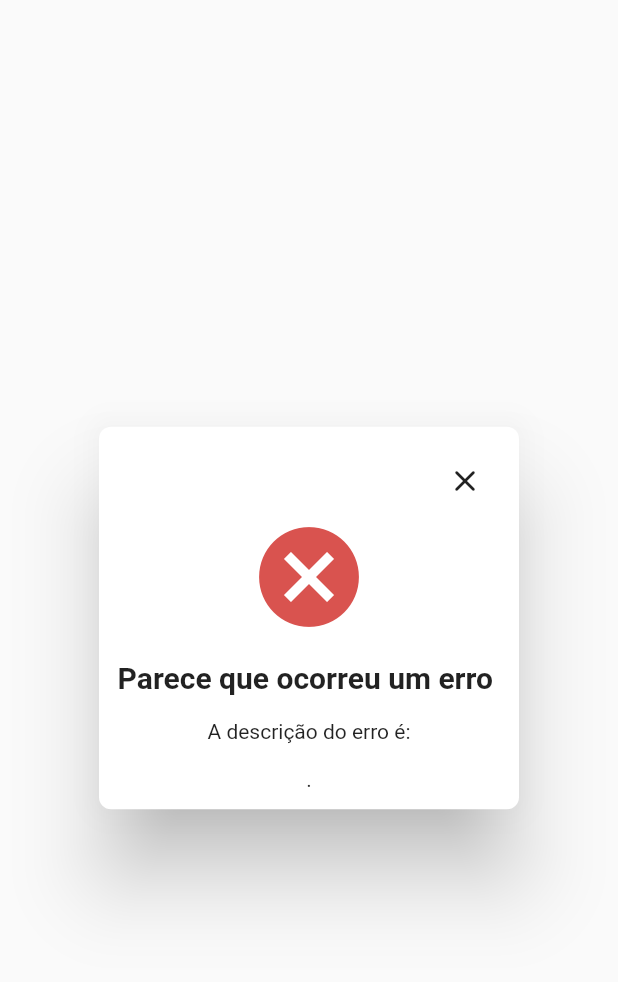
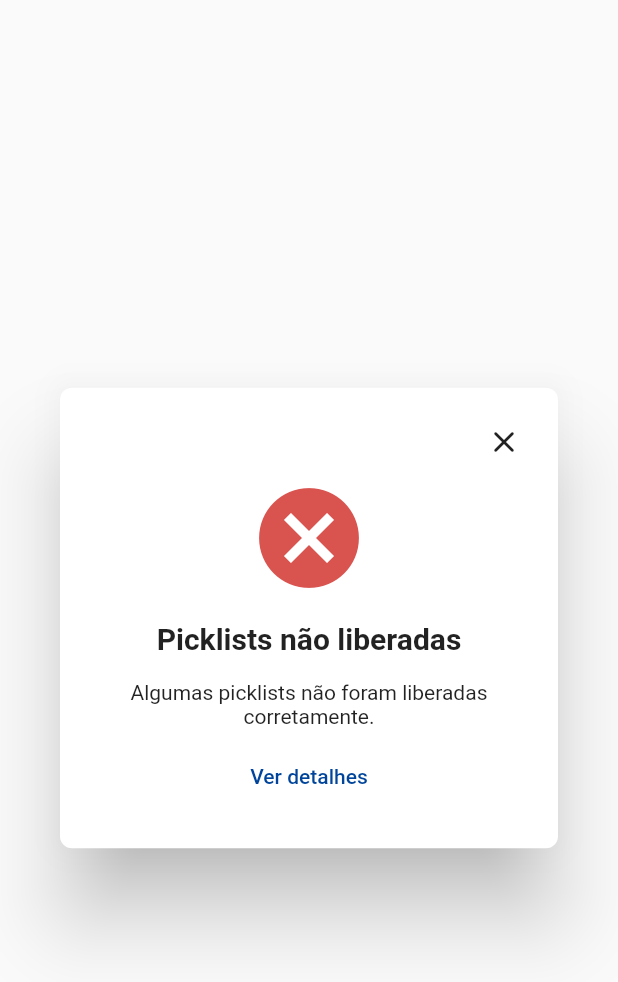
Before and after one commit to thiagodiascarvalho/picklists-ui, a Flutter app: the ErrorDialog widget shown alone on an empty page, opened directly with empty values, on a phone screen of 412 x 824 dp. Shown: the top 982 px of the screen. Run offline on Flutter 3.47's test engine with Material 2 defaults, Android fonts, the phone set to English and light mode, and no system bars; our stand-ins replace shimmer.

Commit message:
Adição da tela de erros de liberação

```diff
--- a/lib/components/dialogs/error_dialog.dart
+++ b/lib/components/dialogs/error_dialog.dart
@@ -1,16 +1,16 @@
 import 'package:flutter/material.dart';
+import 'package:picklist_ui/models/response_model.dart';
+import 'package:picklist_ui/screens/errors_page.dart';
 
 class ErrorDialog extends StatelessWidget {
-  const ErrorDialog(
-      {super.key, required this.codigoErro, required this.descricaoErro});
-
-  final String codigoErro;
-  final String descricaoErro;
+  const ErrorDialog({super.key, required this.list});
+  final MultiStatusResponse list;
 
   @override
   Widget build(BuildContext context) {
     return AlertDialog(
-      contentPadding: const EdgeInsets.all(12),
+      contentPadding:
+          const EdgeInsets.only(bottom: 24, left: 12, right: 12, top: 12),
       shape: RoundedRectangleBorder(borderRadius: BorderRadius.circular(8)),
       content: Column(
         mainAxisSize: MainAxisSize.min,
@@ -19,10 +19,11 @@ class ErrorDialog extends StatelessWidget {
             mainAxisAlignment: MainAxisAlignment.end,
             children: [
               IconButton(
-                  icon: const Icon(
-                    Icons.close_rounded,
-                  ),
-                  onPressed: () => Navigator.pop(context)),
+                icon: const Icon(
+                  Icons.close_rounded,
+                ),
+                onPressed: () => Navigator.pop(context),
+              ),
             ],
           ),
           const Icon(
@@ -30,18 +31,30 @@ class ErrorDialog extends StatelessWidget {
             size: 80,
             color: Color.fromARGB(255, 217, 83, 79),
           ),
-          Padding(
-            padding: const EdgeInsets.only(bottom: 16.0, top: 16.0),
+          const Padding(
+            padding: EdgeInsets.only(bottom: 16.0, top: 16.0),
             child: Text(
-              'Parece que ocorreu um erro $codigoErro',
-              style: const TextStyle(fontSize: 20, fontWeight: FontWeight.bold),
+              'Picklists não liberadas',
+              style: TextStyle(fontSize: 20, fontWeight: FontWeight.bold),
             ),
           ),
-          Text(
-            'A descrição do erro é:\n\n$descricaoErro.',
-            style: const TextStyle(fontSize: 14),
+          const Text(
+            'Algumas picklists não foram liberadas corretamente.',
+            style: TextStyle(fontSize: 14),
             textAlign: TextAlign.center,
           ),
+          Padding(
+            padding: const EdgeInsets.only(top: 8.0),
+            child: TextButton(
+                onPressed: () => Navigator.push(
+                      context,
+                      MaterialPageRoute(
+                          builder: (context) => ErrorsPage(
+                                list: list,
+                              )),
+                    ),
+                child: Text('Ver detalhes')),
+          )
         ],
       ),
     );
--- a/lib/components/picklist_item.dart
+++ b/lib/components/picklist_item.dart
@@ -1,6 +1,7 @@
 import 'package:flutter/material.dart';
 import 'package:picklist_ui/components/checkbox_controller.dart';
 import 'package:picklist_ui/models/picklist_model.dart';
+
 import 'package:intl/intl.dart';
 import 'package:picklist_ui/repositories/selected_picklists_repository.dart';
 
--- a/lib/http/http.dart
+++ b/lib/http/http.dart
@@ -1,7 +1,7 @@
 import 'dart:convert';
-
 import 'package:flutter/services.dart';
 import 'package:http/http.dart' as http;
+
 import 'package:http/retry.dart';
 import 'package:picklist_ui/models/response_model.dart';
 
@@ -13,7 +13,7 @@ class Http {
     final picklistUri = jsonMap.values.first;
     final Uri getUri = Uri.parse(picklistUri);
     final Map<String, String> headers = {
-      "Content-Type": 'application/josn',
+      "Content-Type": 'application/json',
     };
 
     final client = RetryClient(http.Client());
--- a/lib/main.dart
+++ b/lib/main.dart
@@ -1,4 +1,5 @@
 import 'package:flutter/material.dart';
+import 'package:picklist_ui/themes/picklist_theme.dart';
 
 import 'screens/pickList_page.dart';
 
@@ -12,7 +13,9 @@ class MyApp extends StatelessWidget {
   // This widget is the root of your application.
   @override
   Widget build(BuildContext context) {
-    return const MaterialApp(title: 'Liberação Picklist', home: PickListPage()
+    return MaterialApp(
+      title: 'Liberação Picklist', home: const PickListPage(),
+      theme: picklistTheme,
       // Builder(
       //     builder: (context) => LoginPage(
       //           accessGranted: () => goHomePage(context),
--- a/lib/models/response_model.dart
+++ b/lib/models/response_model.dart
@@ -35,9 +35,11 @@ class BodyModel {
   BodyModel({
     required this.message,
   });
-  late final String message;
+  late final String? message;
+  late final String? urlStatusEmissao;
 
   BodyModel.fromJson(Map<String, dynamic> json) {
     message = json['message'];
+    urlStatusEmissao = json['url_status_emissao'];
   }
 }
--- /dev/null
+++ b/lib/themes/picklist_theme.dart
@@ -0,0 +1,40 @@
+import 'package:flutter/material.dart';
+
+final ThemeData picklistTheme = ThemeData(
+    appBarTheme: const AppBarTheme(
+      backgroundColor: Colors.white,
+      titleTextStyle: TextStyle(
+        color: Color.fromARGB(255, 90, 90, 90),
+        fontWeight: FontWeight.bold,
+        fontSize: 24,
+      ),
+      iconTheme: IconThemeData(
+        color: Color.fromARGB(255, 90, 90, 90),
+      ),
+    ),
+    textButtonTheme: TextButtonThemeData(
+      style: ButtonStyle(
+        foregroundColor: MaterialStateProperty.all<Color>(
+          const Color.fromARGB(255, 0, 69, 155),
+        ),
+      ),
+    ),
+    elevatedButtonTheme: ElevatedButtonThemeData(
+      style: ButtonStyle(
+        shape: MaterialStateProperty.all(
+          RoundedRectangleBorder(
+            borderRadius: BorderRadius.circular(20),
+          ),
+        ),
+        backgroundColor: MaterialStateProperty.resolveWith<Color>(
+          (Set<MaterialState> states) {
+            if (states.contains(MaterialState.disabled)) {
+              return const Color.fromARGB(255, 234, 234, 234);
+            }
+            return const Color.fromARGB(255, 0, 69, 155);
+          },
+        ),
+      ),
+    ),
+    progressIndicatorTheme: const ProgressIndicatorThemeData(
+        color: Color.fromARGB(255, 0, 69, 155)));
```
Also changed, not shown: lib/components/dialogs/multistatus_dialog.dart (deleted, +0 -77 lines), lib/components/error_item.dart (added, +31 -0 lines), lib/components/nasajon_loader.dart (+2 -5 lines), lib/components/picklist_list.dart (+6 -1 lines), lib/screens/errors_page.dart (added, +107 -0 lines), lib/screens/pickList_page.dart (+12 -43 lines). Lines whose indentation alone changed are shown as unchanged.
